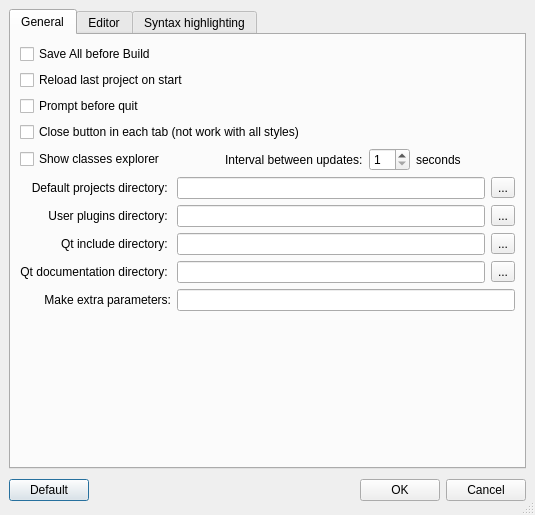
google-code-export/qdevelop, file ui/options.ui: the form before one commit.
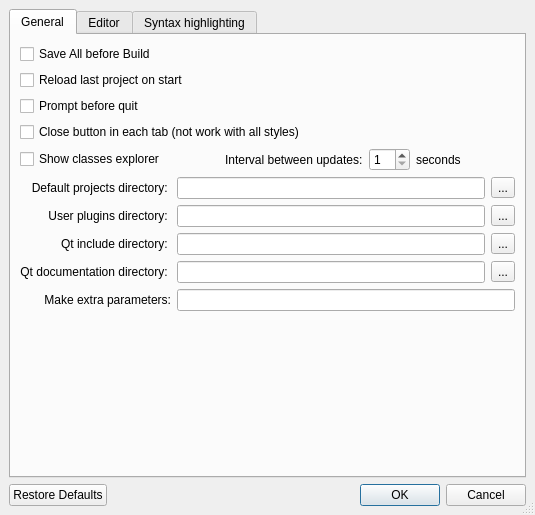
The form after the commit. Icons and pictures are not drawn.

Commit message: - Replace the buttons in the options dialog with a QDialogButtonBox. This also fixes the problem that the default settings were restored after hitting "Enter"

```diff
--- a/ui/options.ui
+++ b/ui/options.ui
@@ -846,36 +846,12 @@
       <number>6</number>
      </property>
      <item>
-      <widget class="QPushButton" name="defaults" >
-       <property name="text" >
-        <string>Default</string>
-       </property>
-      </widget>
-     </item>
-     <item>
-      <spacer>
+      <widget class="QDialogButtonBox" name="buttonBox" >
        <property name="orientation" >
         <enum>Qt::Horizontal</enum>
        </property>
-       <property name="sizeHint" >
-        <size>
-         <width>131</width>
-         <height>31</height>
-        </size>
-       </property>
-      </spacer>
-     </item>
-     <item>
-      <widget class="QPushButton" name="okButton" >
-       <property name="text" >
-        <string>OK</string>
-       </property>
-      </widget>
-     </item>
-     <item>
-      <widget class="QPushButton" name="cancelButton" >
-       <property name="text" >
-        <string>Cancel</string>
+       <property name="standardButtons" >
+        <set>QDialogButtonBox::Cancel|QDialogButtonBox::NoButton|QDialogButtonBox::Ok|QDialogButtonBox::RestoreDefaults</set>
        </property>
       </widget>
      </item>
```
Left out of the diff: 80 changed lines with no effect on the pictures. The commit also changes 1 other file.
